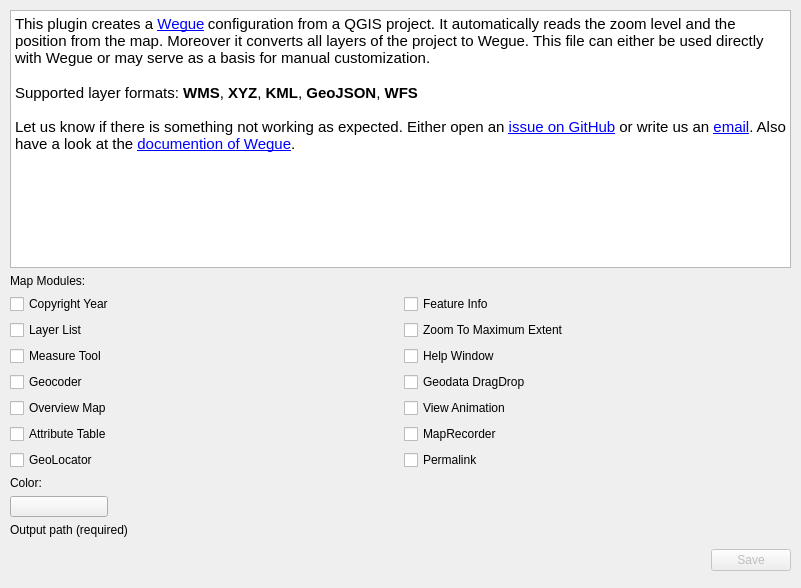
First picture: the form in qgis2wegue_dialog_base.ui, repository meggsimum/qgis2wegue, before the edit.
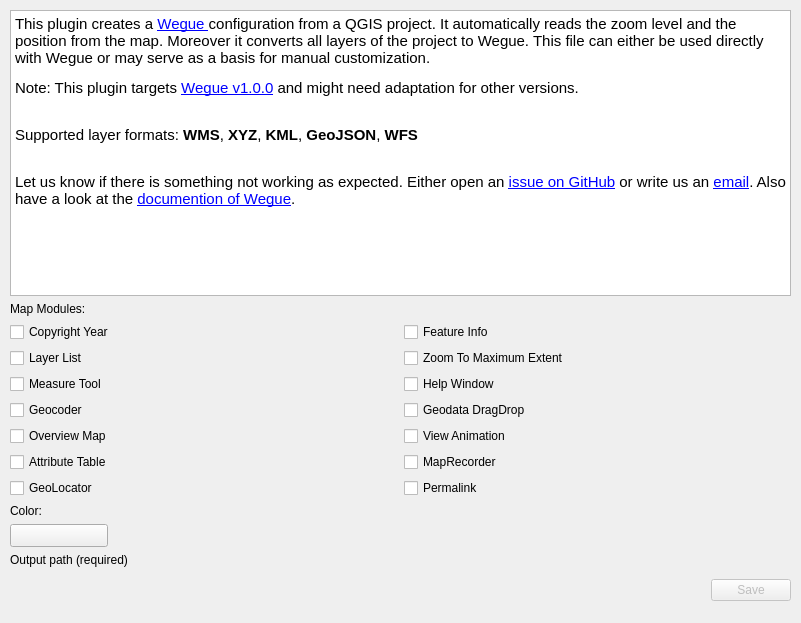
Second picture: the form after the edit. Custom widgets are drawn as their Qt base class.

Commit message: Note about supported Wegue version

Patch:
```diff
--- a/qgis2wegue_dialog_base.ui
+++ b/qgis2wegue_dialog_base.ui
@@ -10,7 +10,7 @@
     <x>0</x>
     <y>0</y>
     <width>801</width>
-    <height>588</height>
+    <height>623</height>
    </rect>
   </property>
   <property name="minimumSize">
@@ -34,7 +34,7 @@
      <x>10</x>
      <y>10</y>
      <width>781</width>
-     <height>561</height>
+     <height>591</height>
     </rect>
    </property>
    <layout class="QVBoxLayout" name="verticalLayout">
@@ -48,8 +48,10 @@
 &lt;html&gt;&lt;head&gt;&lt;meta name=&quot;qrichtext&quot; content=&quot;1&quot; /&gt;&lt;style type=&quot;text/css&quot;&gt;
 p, li { white-space: pre-wrap; }
 &lt;/style&gt;&lt;/head&gt;&lt;body style=&quot; font-family:'Noto Sans'; font-size:9pt; font-weight:400; font-style:normal;&quot;&gt;
-&lt;p style=&quot; margin-top:0px; margin-bottom:0px; margin-left:0px; margin-right:0px; -qt-block-indent:0; text-indent:0px;&quot;&gt;&lt;span style=&quot; font-family:'Cantarell'; font-size:11pt; color:#000000;&quot;&gt;This plugin creates a &lt;/span&gt;&lt;a href=&quot;https://github.com/meggsimum/wegue&quot;&gt;&lt;span style=&quot; font-family:'Cantarell'; font-size:11pt; text-decoration: underline; color:#0000ff;&quot;&gt;Wegue&lt;/span&gt;&lt;/a&gt; &lt;span style=&quot; font-family:'Cantarell'; font-size:11pt; color:#000000;&quot;&gt;configuration from a QGIS project. It automatically reads the zoom level and the position from the map. Moreover it converts all layers of the project to Wegue. This file can either be used directly with Wegue or may serve as a basis for manual customization. &lt;/span&gt;&lt;/p&gt;
-&lt;p style=&quot; margin-top:0px; margin-bottom:0px; margin-left:0px; margin-right:0px; -qt-block-indent:0; text-indent:0px;&quot;&gt;&lt;span style=&quot; font-family:'Cantarell'; font-size:11pt; color:#000000;&quot;&gt;&lt;br /&gt;Supported layer formats: &lt;/span&gt;&lt;span style=&quot; font-family:'Cantarell'; font-size:11pt; font-weight:600; color:#000000;&quot;&gt;WMS&lt;/span&gt;&lt;span style=&quot; font-family:'Cantarell'; font-size:11pt; color:#000000;&quot;&gt;, &lt;/span&gt;&lt;span style=&quot; font-family:'Cantarell'; font-size:11pt; font-weight:600; color:#000000;&quot;&gt;XYZ&lt;/span&gt;&lt;span style=&quot; font-family:'Cantarell'; font-size:11pt; color:#000000;&quot;&gt;, &lt;/span&gt;&lt;span style=&quot; font-family:'Cantarell'; font-size:11pt; font-weight:600; color:#000000;&quot;&gt;KML&lt;/span&gt;&lt;span style=&quot; font-family:'Cantarell'; font-size:11pt; color:#000000;&quot;&gt;, &lt;/span&gt;&lt;span style=&quot; font-family:'Cantarell'; font-size:11pt; font-weight:600; color:#000000;&quot;&gt;GeoJSON&lt;/span&gt;&lt;span style=&quot; font-family:'Cantarell'; font-size:11pt; color:#000000;&quot;&gt;, &lt;/span&gt;&lt;span style=&quot; font-family:'Cantarell'; font-size:11pt; font-weight:600; color:#000000;&quot;&gt;WFS&lt;/span&gt;&lt;span style=&quot; font-family:'Cantarell'; font-size:11pt;&quot;&gt;&lt;br /&gt;&lt;br /&gt;&lt;/span&gt;&lt;span style=&quot; font-family:'Cantarell'; font-size:11pt; color:#000000;&quot;&gt;Let us know if there is something not working as expected. Either open an &lt;/span&gt;&lt;a href=&quot;https://github.com/meggsimum/qgis2wegue/issues/new&quot;&gt;&lt;span style=&quot; font-family:'Cantarell'; font-size:11pt; text-decoration: underline; color:#0000ff;&quot;&gt;issue on GitHub&lt;/span&gt;&lt;/a&gt;&lt;span style=&quot; font-family:'Cantarell'; font-size:11pt; color:#000000;&quot;&gt; or write us an &lt;/span&gt;&lt;a href=&quot;mailto:info@meggsimum.de&quot;&gt;&lt;span style=&quot; font-family:'Cantarell'; font-size:11pt; text-decoration: underline; color:#0000ff;&quot;&gt;email&lt;/span&gt;&lt;/a&gt;&lt;span style=&quot; font-family:'Cantarell'; font-size:11pt; color:#000000;&quot;&gt;. Also have a look at the &lt;/span&gt;&lt;a href=&quot;http://www.wegue.org&quot;&gt;&lt;span style=&quot; font-size:11pt; text-decoration: underline; color:#0000ff;&quot;&gt;documention of Wegue&lt;/span&gt;&lt;/a&gt;&lt;span style=&quot; font-family:'Cantarell'; font-size:11pt; color:#000000;&quot;&gt;.&lt;/span&gt;&lt;/p&gt;&lt;/body&gt;&lt;/html&gt;</string>
+&lt;p style=&quot; margin-top:12px; margin-bottom:12px; margin-left:0px; margin-right:0px; -qt-block-indent:0; text-indent:0px;&quot;&gt;&lt;span style=&quot; font-family:'Cantarell'; font-size:11pt; color:#000000;&quot;&gt;This plugin creates a &lt;/span&gt;&lt;a href=&quot;https://github.com/meggsimum/wegue&quot;&gt;&lt;span style=&quot; font-family:'Cantarell'; font-size:11pt; text-decoration: underline; color:#0000ff;&quot;&gt;Wegue &lt;/span&gt;&lt;/a&gt;&lt;span style=&quot; font-family:'Cantarell'; font-size:11pt; color:#000000;&quot;&gt;configuration from a QGIS project. It automatically reads the zoom level and the position from the map. Moreover it converts all layers of the project to Wegue. This file can either be used directly with Wegue or may serve as a basis for manual customization. &lt;/span&gt;&lt;/p&gt;
+&lt;p style=&quot; margin-top:12px; margin-bottom:12px; margin-left:0px; margin-right:0px; -qt-block-indent:0; text-indent:0px;&quot;&gt;&lt;span style=&quot; font-family:'Cantarell'; font-size:11pt; color:#000000;&quot;&gt;Note: This plugin targets &lt;/span&gt;&lt;a href=&quot;https://github.com/meggsimum/wegue/releases/tag/v1.0.0&quot;&gt;&lt;span style=&quot; font-size:11pt; text-decoration: underline; color:#0000ff;&quot;&gt;Wegue v1.0.0&lt;/span&gt;&lt;/a&gt;&lt;span style=&quot; font-family:'Cantarell'; font-size:11pt; color:#000000;&quot;&gt; and might need adaptation for other versions.&lt;/span&gt;&lt;/p&gt;
+&lt;p style=&quot; margin-top:12px; margin-bottom:12px; margin-left:0px; margin-right:0px; -qt-block-indent:0; text-indent:0px;&quot;&gt;&lt;span style=&quot; font-family:'Cantarell'; font-size:11pt; color:#000000;&quot;&gt;&lt;br /&gt;Supported layer formats: &lt;/span&gt;&lt;span style=&quot; font-family:'Cantarell'; font-size:11pt; font-weight:600; color:#000000;&quot;&gt;WMS&lt;/span&gt;&lt;span style=&quot; font-family:'Cantarell'; font-size:11pt; color:#000000;&quot;&gt;, &lt;/span&gt;&lt;span style=&quot; font-family:'Cantarell'; font-size:11pt; font-weight:600; color:#000000;&quot;&gt;XYZ&lt;/span&gt;&lt;span style=&quot; font-family:'Cantarell'; font-size:11pt; color:#000000;&quot;&gt;, &lt;/span&gt;&lt;span style=&quot; font-family:'Cantarell'; font-size:11pt; font-weight:600; color:#000000;&quot;&gt;KML&lt;/span&gt;&lt;span style=&quot; font-family:'Cantarell'; font-size:11pt; color:#000000;&quot;&gt;, &lt;/span&gt;&lt;span style=&quot; font-family:'Cantarell'; font-size:11pt; font-weight:600; color:#000000;&quot;&gt;GeoJSON&lt;/span&gt;&lt;span style=&quot; font-family:'Cantarell'; font-size:11pt; color:#000000;&quot;&gt;, &lt;/span&gt;&lt;span style=&quot; font-family:'Cantarell'; font-size:11pt; font-weight:600; color:#000000;&quot;&gt;WFS&lt;/span&gt;&lt;/p&gt;
+&lt;p style=&quot; margin-top:12px; margin-bottom:12px; margin-left:0px; margin-right:0px; -qt-block-indent:0; text-indent:0px;&quot;&gt;&lt;span style=&quot; font-family:'Cantarell'; font-size:11pt;&quot;&gt;&lt;br /&gt;&lt;/span&gt;&lt;span style=&quot; font-family:'Cantarell'; font-size:11pt; color:#000000;&quot;&gt;Let us know if there is something not working as expected. Either open an &lt;/span&gt;&lt;a href=&quot;https://github.com/meggsimum/qgis2wegue/issues/new&quot;&gt;&lt;span style=&quot; font-family:'Cantarell'; font-size:11pt; text-decoration: underline; color:#0000ff;&quot;&gt;issue on GitHub&lt;/span&gt;&lt;/a&gt;&lt;span style=&quot; font-family:'Cantarell'; font-size:11pt; color:#000000;&quot;&gt; or write us an &lt;/span&gt;&lt;a href=&quot;mailto:info@meggsimum.de&quot;&gt;&lt;span style=&quot; font-family:'Cantarell'; font-size:11pt; text-decoration: underline; color:#0000ff;&quot;&gt;email&lt;/span&gt;&lt;/a&gt;&lt;span style=&quot; font-family:'Cantarell'; font-size:11pt; color:#000000;&quot;&gt;. Also have a look at the &lt;/span&gt;&lt;a href=&quot;http://www.wegue.org&quot;&gt;&lt;span style=&quot; font-size:11pt; text-decoration: underline; color:#0000ff;&quot;&gt;documention of Wegue&lt;/span&gt;&lt;/a&gt;&lt;span style=&quot; font-family:'Cantarell'; font-size:11pt; color:#000000;&quot;&gt;.&lt;/span&gt;&lt;/p&gt;&lt;/body&gt;&lt;/html&gt;</string>
       </property>
       <property name="openExternalLinks">
        <bool>true</bool>
@@ -222,7 +224,7 @@
       <property name="iconSize">
        <size>
         <width>90</width>
-        <height>14</height>
+        <height>16</height>
        </size>
       </property>
       <property name="color">
```
